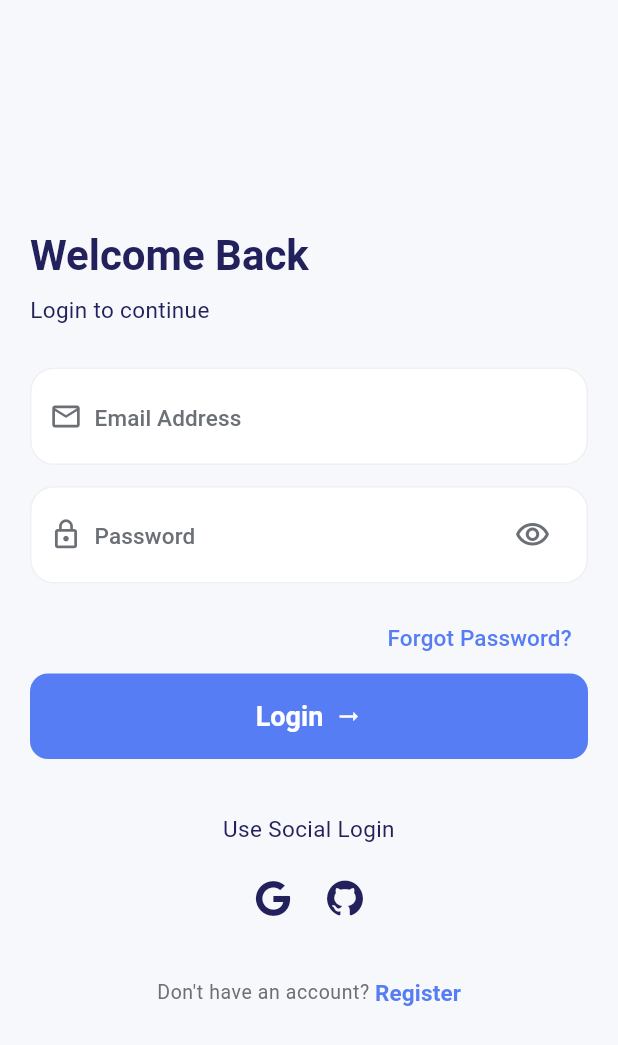
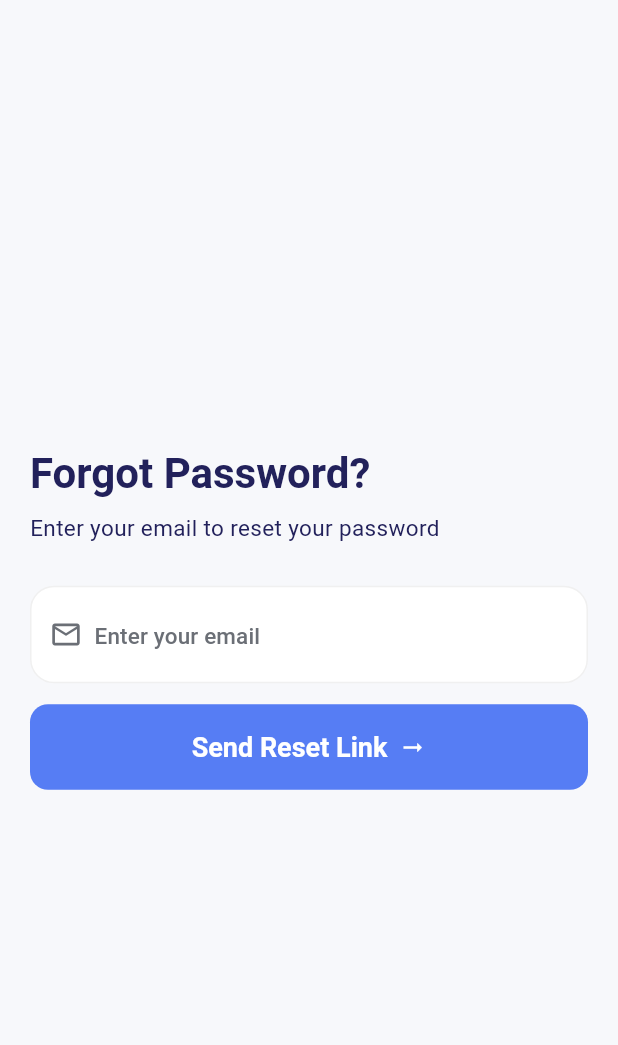
Before and after one commit to Alfian57/file-pod, a Flutter app: the LoginScreen screen opened by its route, after a tap on "Forgot Password?", on a phone screen of 412 x 824 dp. Shown: the top 1045 px of the screen. Run offline on Flutter 3.47's test engine with Material 3 defaults, Android fonts, the phone set to English and light mode, and no system bars; our stand-ins replace flutter_riverpod, font_awesome_flutter, go_router, google_fonts; Roboto replaces fonts that are missing (Questrial).

Commit message:
feat: forgot password screen

```diff
--- a/lib/core/configs/router-configs/route_names.dart
+++ b/lib/core/configs/router-configs/route_names.dart
@@ -2,6 +2,7 @@ class RouteNames {
   static const String welcome = '/welcome';
   static const String login = '/login';
   static const String register = '/register';
+  static const String forgotPassword = '/forgot-password';
 
   static const String storage = '/storage';
   static const String storageDetail = '/storage-detail';
--- a/lib/core/configs/router-configs/router.dart
+++ b/lib/core/configs/router-configs/router.dart
@@ -5,6 +5,7 @@ import 'package:file_pod/features/storage/presentation/screens/storage_stat_scre
 import 'package:file_pod/features/welcome/presentation/screens/welcome_screen.dart';
 import 'package:file_pod/features/auth/presentation/screens/login_screen.dart';
 import 'package:file_pod/features/auth/presentation/screens/register_screen.dart';
+import 'package:file_pod/features/auth/presentation/screens/forgot_password_screen.dart';
 import 'package:flutter_riverpod/flutter_riverpod.dart';
 import 'package:go_router/go_router.dart';
 
@@ -28,6 +29,11 @@ final routerProvider = Provider((ref) {
         builder: (context, state) => RegisterScreen(),
       ),
       GoRoute(
+        name: RouteNames.forgotPassword,
+        path: RouteNames.forgotPassword,
+        builder: (context, state) => ForgotPasswordScreen(),
+      ),
+      GoRoute(
         name: RouteNames.storage,
         path: RouteNames.storage,
         builder: (context, state) => StorageScreen(),
--- /dev/null
+++ b/lib/features/auth/presentation/screens/forgot_password_screen.dart
@@ -0,0 +1,34 @@
+import 'package:file_pod/features/auth/presentation/widgets/forgot_password_form.dart';
+import 'package:file_pod/features/auth/presentation/widgets/forgot_password_header.dart';
+import 'package:flutter/material.dart';
+
+class ForgotPasswordScreen extends StatefulWidget {
+  const ForgotPasswordScreen({super.key});
+
+  @override
+  State<ForgotPasswordScreen> createState() => _ForgotPasswordScreenState();
+}
+
+class _ForgotPasswordScreenState extends State<ForgotPasswordScreen> {
+  @override
+  Widget build(BuildContext context) {
+    final theme = Theme.of(context);
+
+    return Scaffold(
+      backgroundColor: theme.scaffoldBackgroundColor,
+      body: Center(
+        child: SingleChildScrollView(
+          padding: const EdgeInsets.symmetric(horizontal: 20, vertical: 16),
+          child: Column(
+            crossAxisAlignment: CrossAxisAlignment.start,
+            children: [
+              ForgotPasswordHeader(),
+              const SizedBox(height: 28),
+              ForgotPasswordForm(),
+            ],
+          ),
+        ),
+      ),
+    );
+  }
+}
--- /dev/null
+++ b/lib/features/auth/presentation/widgets/forgot_password_form.dart
@@ -0,0 +1,49 @@
+import 'package:file_pod/core/widgets/app_button.dart';
+import 'package:file_pod/core/widgets/app_input.dart';
+import 'package:flutter/material.dart';
+
+class ForgotPasswordForm extends StatefulWidget {
+  const ForgotPasswordForm({super.key});
+
+  @override
+  State<ForgotPasswordForm> createState() => _ForgotPasswordFormState();
+}
+
+class _ForgotPasswordFormState extends State<ForgotPasswordForm> {
+  final _formKey = GlobalKey<FormState>();
+
+  @override
+  Widget build(BuildContext context) {
+    return Form(
+      key: _formKey,
+      child: Column(
+        children: [
+          AppInput(
+            hintText: 'Enter your email',
+            icon: Icons.email_outlined,
+            keyboardType: TextInputType.emailAddress,
+            validator: (v) {
+              return null;
+            },
+          ),
+
+          const SizedBox(height: 14),
+
+          SizedBox(
+            width: double.infinity,
+            child: AppButton(
+              label: 'Send Reset Link',
+              icon: Icons.arrow_right_alt,
+              iconOnRight: true,
+              onPressed: () {
+                if (_formKey.currentState?.validate() ?? false) {
+                  // Handle forgot password
+                }
+              },
+            ),
+          ),
+        ],
+      ),
+    );
+  }
+}
--- /dev/null
+++ b/lib/features/auth/presentation/widgets/forgot_password_header.dart
@@ -0,0 +1,23 @@
+import 'package:flutter/material.dart';
+
+class ForgotPasswordHeader extends StatelessWidget {
+  const ForgotPasswordHeader({super.key});
+
+  @override
+  Widget build(BuildContext context) {
+    final theme = Theme.of(context);
+    final t = theme.textTheme;
+
+    return Column(
+      crossAxisAlignment: CrossAxisAlignment.start,
+      children: [
+        Text('Forgot Password?', style: t.headlineMedium),
+        const SizedBox(height: 8),
+        Text(
+          'Enter your email to reset your password',
+          style: t.bodyMedium?.copyWith(color: theme.colorScheme.onSurface),
+        ),
+      ],
+    );
+  }
+}
--- a/lib/features/auth/presentation/widgets/login_form.dart
+++ b/lib/features/auth/presentation/widgets/login_form.dart
@@ -1,5 +1,7 @@
+import 'package:file_pod/core/configs/router-configs/route_names.dart';
 import 'package:file_pod/core/widgets/app_button.dart';
 import 'package:file_pod/core/widgets/app_input.dart';
+import 'package:go_router/go_router.dart';
 import 'package:flutter/material.dart';
 import 'package:file_pod/theme.dart';
 
@@ -56,7 +58,7 @@ class _LoginFormState extends State<LoginForm> {
             children: [
               const Spacer(),
               TextButton(
-                onPressed: () {},
+                onPressed: () => context.pushNamed(RouteNames.forgotPassword),
                 child: Text(
                   'Forgot Password?',
                   style: t.titleSmall?.copyWith(color: AppTheme.primary),
--- a/lib/features/auth/presentation/widgets/register_login_action.dart
+++ b/lib/features/auth/presentation/widgets/register_login_action.dart
@@ -17,7 +17,7 @@ class RegisterLoginAction extends StatelessWidget {
         children: [
           Text('Already have an account? ', style: t.bodySmall),
           GestureDetector(
-            onTap: () => context.goNamed(RouteNames.login),
+            onTap: () => context.pushNamed(RouteNames.login),
             child: Text(
               'Login',
               style: t.titleSmall?.copyWith(
```
